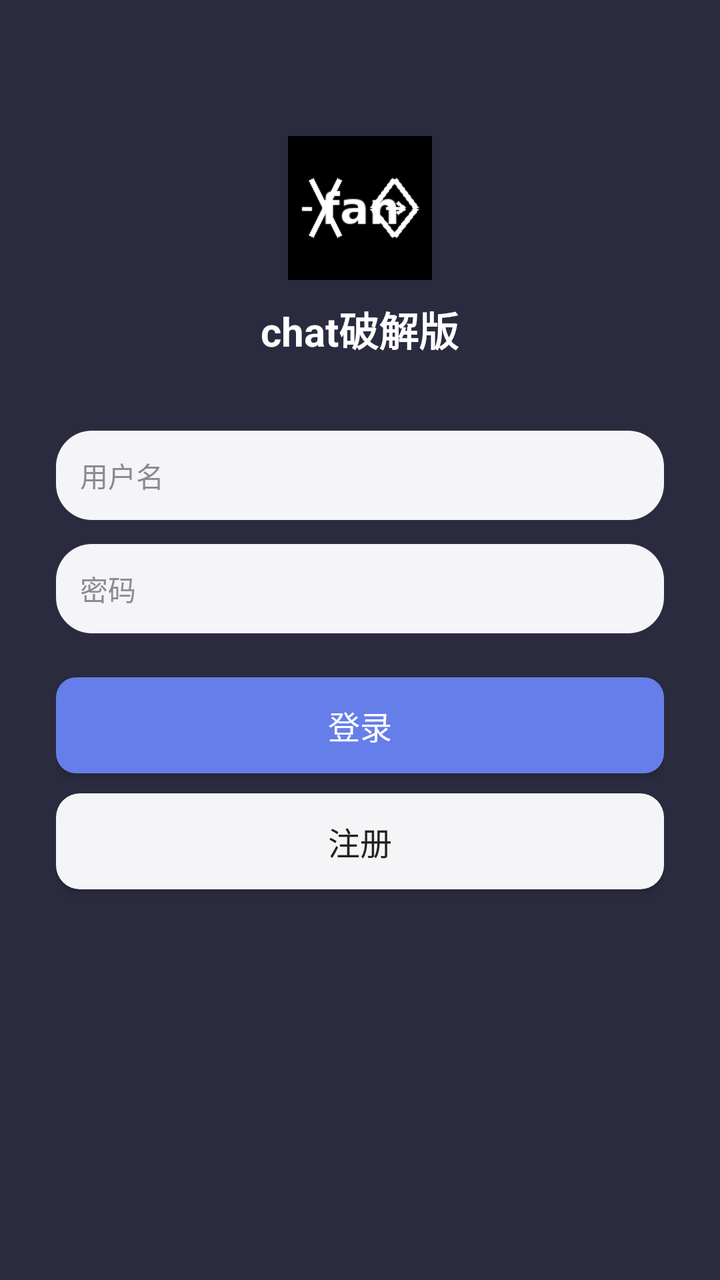
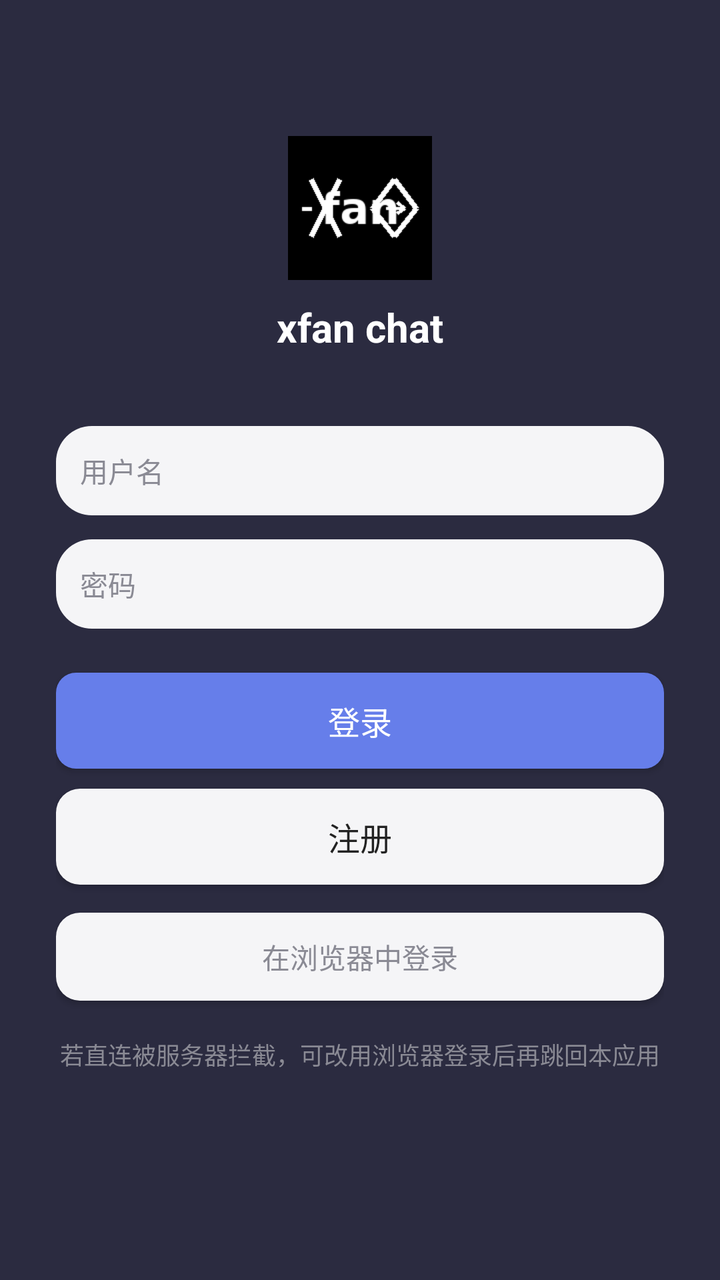

Screens rendered from an Android XML layout before and after an edit, with the pre-edit source and the edit as a unified diff.
<!-- AndroidManifest.xml: application theme AppTheme -->
<!-- res/layout/activity_login.xml -->
<?xml version="1.0" encoding="utf-8"?>
<ScrollView xmlns:android="http://schemas.android.com/apk/res/android"
    android:layout_width="match_parent"
    android:layout_height="match_parent"
    android:background="@color/primary"
    android:fillViewport="true">

    <LinearLayout
        android:layout_width="match_parent"
        android:layout_height="wrap_content"
        android:orientation="vertical"
        android:padding="28dp"
        android:gravity="center_horizontal">

        <ImageView
            android:layout_width="72dp"
            android:layout_height="72dp"
            android:layout_marginTop="40dp"
            android:src="@mipmap/ic_launcher"
            android:contentDescription="@string/app_name" />

        <TextView
            android:layout_width="wrap_content"
            android:layout_height="wrap_content"
            android:layout_marginTop="10dp"
            android:text="@string/app_name"
            android:textColor="@color/text_light"
            android:textSize="20sp"
            android:textStyle="bold" />

        <EditText
            android:id="@+id/edUser"
            android:layout_width="match_parent"
            android:layout_height="wrap_content"
            android:layout_marginTop="36dp"
            android:hint="@string/hint_user"
            android:background="@drawable/bg_input"
            android:padding="12dp"
            android:textColor="@color/text"
            android:textColorHint="@color/text_sub"
            android:textSize="14sp" />

        <EditText
            android:id="@+id/edPass"
            android:layout_width="match_parent"
            android:layout_height="wrap_content"
            android:layout_marginTop="12dp"
            android:hint="@string/hint_pass"
            android:inputType="textPassword"
            android:background="@drawable/bg_input"
            android:padding="12dp"
            android:textColor="@color/text"
            android:textColorHint="@color/text_sub"
            android:textSize="14sp" />

        <EditText
            android:id="@+id/edInvite"
            android:layout_width="match_parent"
            android:layout_height="wrap_content"
            android:layout_marginTop="12dp"
            android:hint="@string/hint_invite"
            android:background="@drawable/bg_input"
            android:padding="12dp"
            android:textColor="@color/text"
            android:textColorHint="@color/text_sub"
            android:textSize="14sp"
            android:visibility="gone" />

        <Button
            android:id="@+id/btnLogin"
            android:layout_width="match_parent"
            android:layout_height="48dp"
            android:layout_marginTop="22dp"
            android:background="@drawable/bg_btn"
            android:text="@string/btn_login"
            android:textColor="@color/text_light"
            android:textSize="16sp" />

        <Button
            android:id="@+id/btnRegister"
            android:layout_width="match_parent"
            android:layout_height="48dp"
            android:layout_marginTop="10dp"
            android:background="@drawable/bg_card"
            android:text="@string/btn_register"
            android:textColor="@color/text"
            android:textSize="16sp" />

        <TextView
            android:id="@+id/tvTip"
            android:layout_width="wrap_content"
            android:layout_height="wrap_content"
            android:layout_marginTop="18dp"
            android:textColor="@color/text_sub"
            android:textSize="12sp" />
    </LinearLayout>
</ScrollView>
<!-- resources referenced by this layout -->
<resources>
  <color name="primary">#2B2B40</color>
  <color name="text">#222222</color>
  <color name="text_light">#FFFFFF</color>
  <color name="text_sub">#8A8A94</color>
  <!-- drawable bg_btn (drawable) -->
  <?xml version="1.0" encoding="utf-8"?>
  <shape xmlns:android="http://schemas.android.com/apk/res/android" android:shape="rectangle">
      <solid android:color="@color/accent" />
      <corners android:radius="10dp" />
  </shape>
  <!-- drawable bg_card (drawable) -->
  <?xml version="1.0" encoding="utf-8"?>
  <shape xmlns:android="http://schemas.android.com/apk/res/android" android:shape="rectangle">
      <solid android:color="@color/bg_panel" />
      <corners android:radius="12dp" />
  </shape>
  <!-- drawable bg_input (drawable) -->
  <?xml version="1.0" encoding="utf-8"?>
  <shape xmlns:android="http://schemas.android.com/apk/res/android" android:shape="rectangle">
      <solid android:color="@color/bg_panel" />
      <corners android:radius="18dp" />
  </shape>
  <!-- mipmap ic_launcher: png bitmap (mipmap-hdpi, 1055 bytes) -->
  <string name="app_name">chat破解版</string>
  <string name="btn_login">登录</string>
  <string name="btn_register">注册</string>
  <string name="hint_invite">邀请码</string>
  <string name="hint_pass">密码</string>
  <string name="hint_user">用户名</string>
  <style name="AppTheme" parent="@android:style/Theme.Material.Light.NoActionBar">
          <item name="android:colorPrimary">@color/primary</item>
          <item name="android:colorPrimaryDark">@color/primaryDark</item>
          <item name="android:colorAccent">@color/accent</item>
          <item name="android:windowBackground">@color/bg</item>
          <item name="android:statusBarColor">@color/primaryDark</item>
          <item name="android:windowLightStatusBar">false</item>
      </style>
  <color name="accent">#667EEA</color>
  <color name="bg_panel">#F5F5F7</color>
  <color name="primaryDark">#1B1B28</color>
  <color name="bg">#FFFFFF</color>
</resources>

<!-- the commit's change to res/layout/activity_login.xml (unified diff, before → after) -->
@@ -86,11 +86,22 @@
             android:textColor="@color/text"
             android:textSize="16sp" />
 
+        <Button
+            android:id="@+id/btnWeb"
+            android:layout_width="match_parent"
+            android:layout_height="44dp"
+            android:layout_marginTop="14dp"
+            android:background="@drawable/bg_card"
+            android:text="@string/btn_web_login"
+            android:textColor="@color/text_sub"
+            android:textSize="14sp" />
+
         <TextView
             android:id="@+id/tvTip"
             android:layout_width="wrap_content"
             android:layout_height="wrap_content"
             android:layout_marginTop="18dp"
+            android:text="@string/web_login_tip"
             android:textColor="@color/text_sub"
             android:textSize="12sp" />
     </LinearLayout>
<!-- resource entries referenced after the edit -->
@@ -23,12 +23,14 @@
       <corners android:radius="18dp" />
   </shape>
   <!-- mipmap ic_launcher: png bitmap (mipmap-hdpi, 1055 bytes) -->
-  <string name="app_name">chat破解版</string>
+  <string name="app_name">xfan chat</string>
   <string name="btn_login">登录</string>
   <string name="btn_register">注册</string>
+  <string name="btn_web_login">在浏览器中登录</string>
   <string name="hint_invite">邀请码</string>
   <string name="hint_pass">密码</string>
   <string name="hint_user">用户名</string>
+  <string name="web_login_tip">若直连被服务器拦截，可改用浏览器登录后再跳回本应用</string>
   <style name="AppTheme" parent="@android:style/Theme.Material.Light.NoActionBar">
           <item name="android:colorPrimary">@color/primary</item>
           <item name="android:colorPrimaryDark">@color/primaryDark</item>
